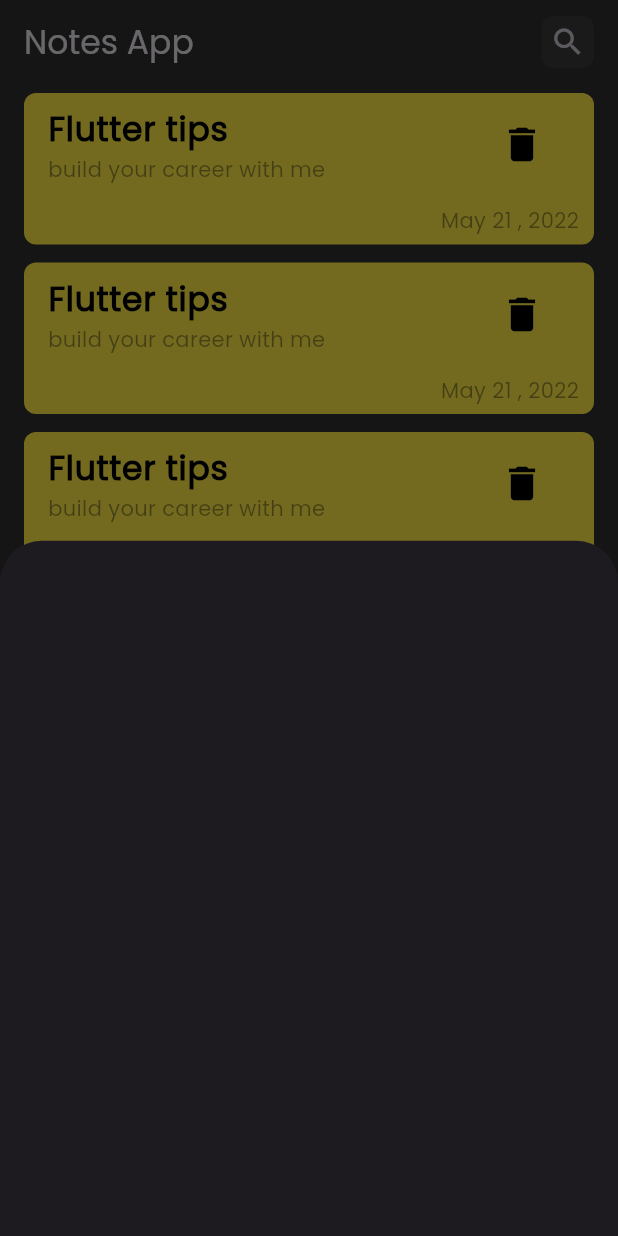
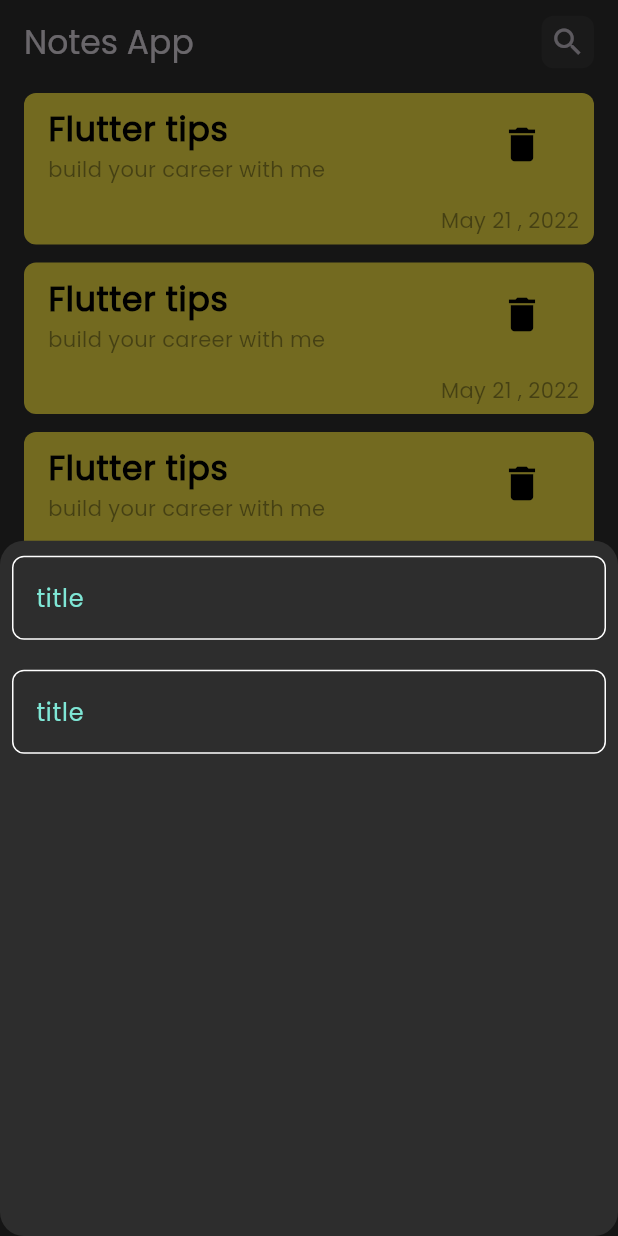
Before and after one commit to mustafa-ahmed-000/notes_app, a Flutter app: the screen it shows after launch, after a tap on the "add" icon, on a phone screen of 412 x 824 dp. Run offline on Flutter 3.47's test engine with Material 3 defaults, Android fonts, the phone set to English and light mode, and no system bars.

Commit message:
text field

```diff
--- /dev/null
+++ b/lib/constants.dart
@@ -0,0 +1,3 @@
+import 'package:flutter/material.dart';
+
+const kPrimaryColor = Color(0xff7FE7D6);
--- a/lib/screens/home_screen.dart
+++ b/lib/screens/home_screen.dart
@@ -12,6 +12,9 @@ class HomeScreen extends StatelessWidget {
         floatingActionButton: FloatingActionButton(
           onPressed: () {
             showModalBottomSheet(
+                backgroundColor: Color(0xff2D2D2D),
+                shape: RoundedRectangleBorder(
+                    borderRadius: BorderRadius.circular(16)),
                 context: context,
                 builder: (context) {
                   return const AddNoteBottomSheet();
--- a/lib/widgets/add_note_bottom_sheet.dart
+++ b/lib/widgets/add_note_bottom_sheet.dart
@@ -1,10 +1,25 @@
 import 'package:flutter/material.dart';
+import 'package:notes_app/constants.dart';
+import 'package:notes_app/widgets/custom_text_field.dart';
 
 class AddNoteBottomSheet extends StatelessWidget {
   const AddNoteBottomSheet({super.key});
 
   @override
   Widget build(BuildContext context) {
-    return Container();
+    return Column(
+      children: [
+        CustomTextField(
+          hintText: "title",
+          onChanged: (onChanged) {},
+          hintTextColor: kPrimaryColor,
+        ),
+        CustomTextField(
+          hintText: "title",
+          onChanged: (onChanged) {},
+          hintTextColor: kPrimaryColor,
+        ),
+      ],
+    );
   }
 }
--- /dev/null
+++ b/lib/widgets/custom_text_field.dart
@@ -0,0 +1,51 @@
+import 'package:flutter/material.dart';
+
+class CustomTextField extends StatelessWidget {
+  final String hintText;
+  final bool isPassword;
+  Function(String) onChanged;
+  Color textFieldColor;
+  Color hintTextColor;
+  TextEditingController? controller;
+  CustomTextField(
+      {required this.hintText,
+      this.isPassword = false,
+      required this.onChanged,
+      this.textFieldColor = Colors.white,
+      this.hintTextColor = Colors.white});
+
+  @override
+  Widget build(BuildContext context) {
+    return Padding(
+      padding: const EdgeInsets.symmetric(vertical: 10, horizontal: 8),
+      child: TextFormField(
+        controller: controller,
+        validator: (value) {
+          if (value!.isEmpty) {
+            return "This field is required";
+          }
+          return null;
+        },
+        onChanged: onChanged,
+        obscureText: isPassword,
+        decoration: InputDecoration(
+          hintText: hintText,
+          hintStyle: TextStyle(
+            color: hintTextColor,
+          ),
+          border: OutlineInputBorder(
+            borderRadius: BorderRadius.circular(8),
+          ),
+          enabledBorder: OutlineInputBorder(
+            borderRadius: BorderRadius.circular(8),
+            borderSide: BorderSide(color: textFieldColor),
+          ),
+          focusedBorder: OutlineInputBorder(
+            borderRadius: BorderRadius.circular(8),
+            borderSide: BorderSide(color: textFieldColor, width: 2),
+          ),
+        ),
+      ),
+    );
+  }
+}
```
